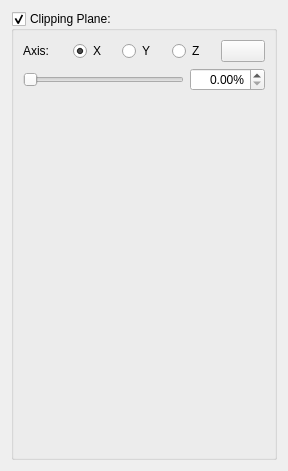
First picture: the form in forms/repo_widget_manager_clipping_plane.ui, repository 3drepo/3drepogui, before the edit.
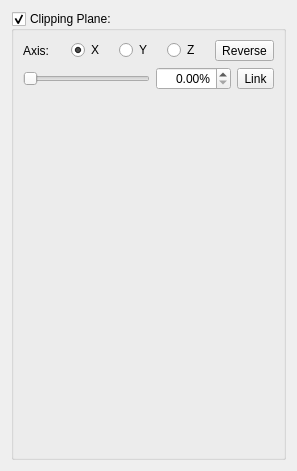
Second picture: the form after the edit.

Commit message: Issue #117: Added reverse and link buttons.

What changed in the file:
```diff
--- a/forms/repo_widget_manager_clipping_plane.ui
+++ b/forms/repo_widget_manager_clipping_plane.ui
@@ -6,7 +6,7 @@
    <rect>
     <x>0</x>
     <y>0</y>
-    <width>288</width>
+    <width>297</width>
     <height>471</height>
    </rect>
   </property>
@@ -70,27 +70,15 @@
           </widget>
          </item>
          <item>
-          <widget class="QPushButton" name="reversePushButton">
-           <property name="toolTip">
-            <string>Reverse direction</string>
-           </property>
-           <property name="whatsThis">
-            <string>Reverse direction</string>
-           </property>
+          <widget class="QToolButton" name="reverseToolButton">
            <property name="text">
-            <string/>
-           </property>
-           <property name="iconSize">
-            <size>
-             <width>20</width>
-             <height>20</height>
-            </size>
+            <string>Reverse</string>
            </property>
            <property name="checkable">
             <bool>true</bool>
            </property>
-           <property name="flat">
-            <bool>false</bool>
+           <property name="toolButtonStyle">
+            <enum>Qt::ToolButtonIconOnly</enum>
            </property>
           </widget>
          </item>
@@ -150,6 +138,19 @@
            </property>
           </widget>
          </item>
+         <item>
+          <widget class="QToolButton" name="linkToolButton">
+           <property name="text">
+            <string>Link</string>
+           </property>
+           <property name="checkable">
+            <bool>true</bool>
+           </property>
+           <property name="toolButtonStyle">
+            <enum>Qt::ToolButtonIconOnly</enum>
+           </property>
+          </widget>
+         </item>
         </layout>
        </widget>
       </item>
```
The commit also changes 11 other files.
